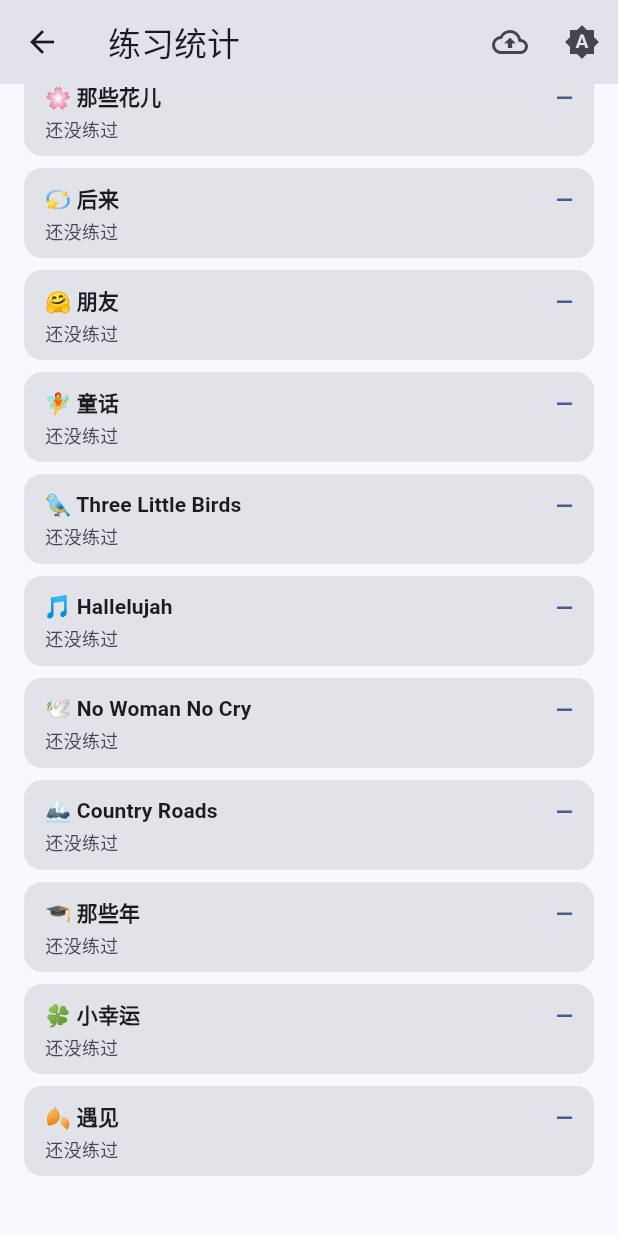
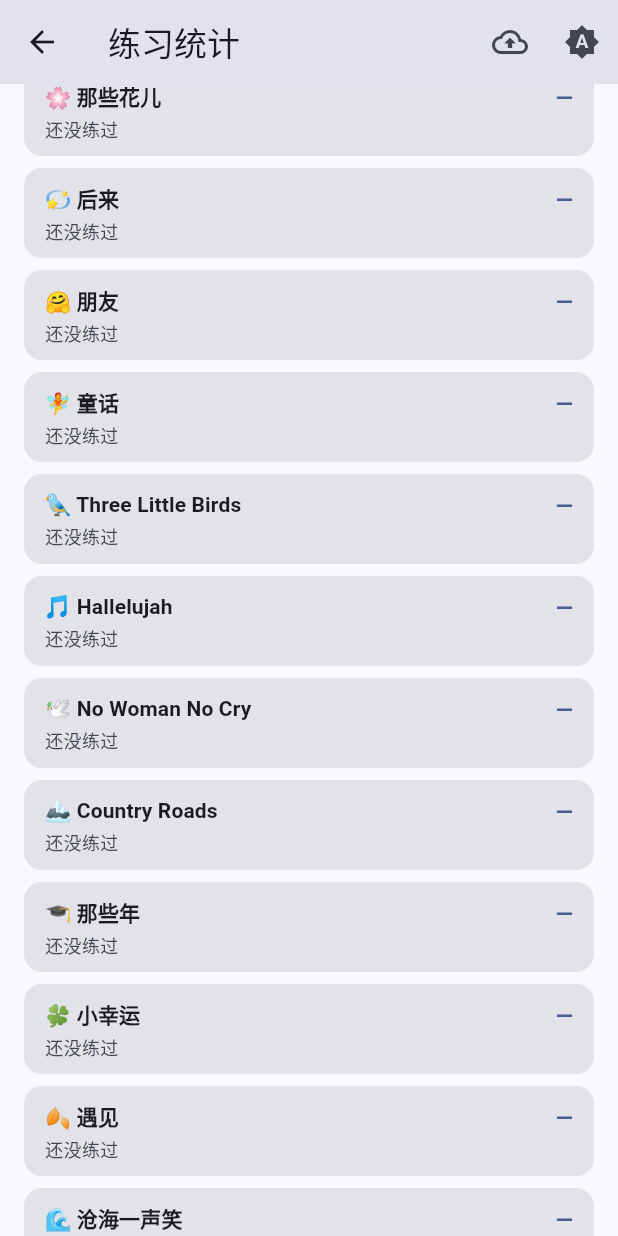
Before and after one commit to yyd841122/ukulele-demo, a Flutter app: the StatsScreen screen opened directly with empty values, scrolled down 1647 dp, on a phone screen of 412 x 824 dp. Run offline on Flutter 3.47's test engine with Material 3 defaults, Android fonts, the phone set to English and light mode, and no system bars; our stand-ins replace flutter_local_notifications, permission_handler, share_plus, shared_preferences, timezone, wakelock_plus; missing offline and left inert: flutter_soloud, record; accounts and stored records are empty.

Commit message:
加曲Step11:沧海一声笑(用户给词·我配 G-Em-C-D 五声调式进行·4/4·85BPM·装机唱测校对和弦·analyze 0/test 196全过)

```diff
--- a/flutter_app/lib/models.dart
+++ b/flutter_app/lib/models.dart
@@ -1171,6 +1171,22 @@ const List<Song> builtinSongs = [
       ),
     ],
   ),
+  Song(
+    title: "🌊 沧海一声笑",
+    tempo: 85,
+    beatsPerChord: 4,
+    sections: [
+      Section(
+        lines: [
+          Line(lyric: "[G]沧海一声笑 [Em]滔滔两岸潮 [C]浮沉随浪[D]只记今朝"),
+          Line(lyric: "[G]苍天笑 [Em]纷纷世上潮 [C]谁负谁胜[D]出天知晓"),
+          Line(lyric: "[G]江山笑 [Em]烟雨遥 [C]涛浪淘尽[D]红尘俗世几多娇"),
+          Line(lyric: "[G]清风笑 [Em]竟惹寂寥 [C]豪情还胜[D]了一襟晚照"),
+          Line(lyric: "[G]苍生笑 [Em]不再寂寥 [C]豪情仍在[D]痴痴笑笑"),
+        ],
+      ),
+    ],
+  ),
 ];
 
 /// 【第43a步】内置歌补上稳定 id(= 各自下标)后的歌曲库。界面读这份。
```
